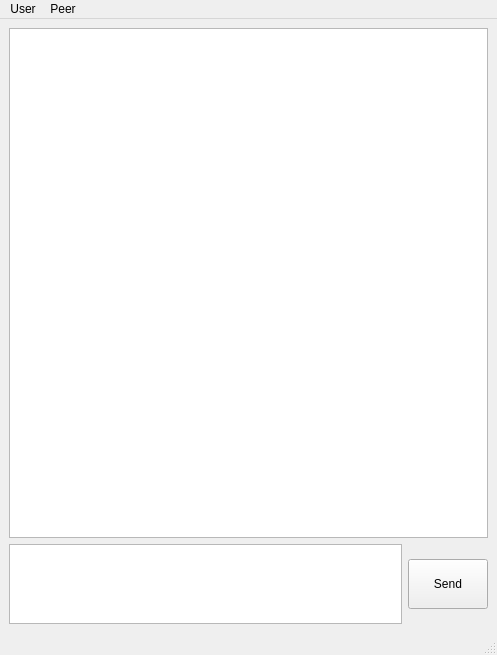
The window that chatwindow.ui (protu/kriptochat) describes before a commit, drawn with Qt 5.
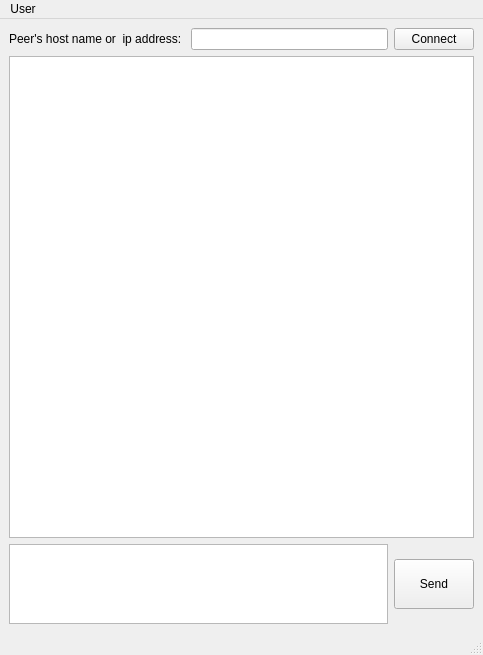
The same window after the commit.

Patch:
```diff
--- a/chatwindow.ui
+++ b/chatwindow.ui
@@ -6,7 +6,7 @@
    <rect>
     <x>0</x>
     <y>0</y>
-    <width>497</width>
+    <width>483</width>
     <height>655</height>
    </rect>
   </property>
@@ -15,29 +15,7 @@
   </property>
   <widget class="QWidget" name="centralwidget">
    <layout class="QGridLayout" name="gridLayout">
-    <item row="1" column="0">
-     <widget class="QPlainTextEdit" name="plainTextEditMessage">
-      <property name="minimumSize">
-       <size>
-        <width>300</width>
-        <height>80</height>
-       </size>
-      </property>
-      <property name="maximumSize">
-       <size>
-        <width>16777215</width>
-        <height>80</height>
-       </size>
-      </property>
-      <property name="baseSize">
-       <size>
-        <width>0</width>
-        <height>100</height>
-       </size>
-      </property>
-     </widget>
-    </item>
-    <item row="1" column="1">
+    <item row="2" column="2">
      <widget class="QPushButton" name="pushButtonSend">
       <property name="minimumSize">
        <size>
@@ -62,7 +40,24 @@
       </property>
      </widget>
     </item>
-    <item row="0" column="0" colspan="2">
+    <item row="0" column="1">
+     <widget class="QLineEdit" name="lineEditAddress"/>
+    </item>
+    <item row="0" column="0">
+     <widget class="QLabel" name="labelPeerHost">
+      <property name="text">
+       <string>Peer's host name or  ip address: </string>
+      </property>
+     </widget>
+    </item>
+    <item row="0" column="2">
+     <widget class="QPushButton" name="pushButtonConnect">
+      <property name="text">
+       <string>Connect</string>
+      </property>
+     </widget>
+    </item>
+    <item row="1" column="0" colspan="3">
      <widget class="QTextBrowser" name="textBrowserReceivedMessages">
       <property name="minimumSize">
        <size>
@@ -78,6 +73,28 @@
       </property>
      </widget>
     </item>
+    <item row="2" column="0" colspan="2">
+     <widget class="QPlainTextEdit" name="plainTextEditMessage">
+      <property name="minimumSize">
+       <size>
+        <width>300</width>
+        <height>80</height>
+       </size>
+      </property>
+      <property name="maximumSize">
+       <size>
+        <width>16777215</width>
+        <height>80</height>
+       </size>
+      </property>
+      <property name="baseSize">
+       <size>
+        <width>0</width>
+        <height>100</height>
+       </size>
+      </property>
+     </widget>
+    </item>
    </layout>
   </widget>
   <widget class="QMenuBar" name="menubar">
@@ -85,7 +102,7 @@
     <rect>
      <x>0</x>
      <y>0</y>
-     <width>497</width>
+     <width>483</width>
      <height>21</height>
     </rect>
    </property>
@@ -95,14 +112,7 @@
     </property>
     <addaction name="actionLogin"/>
    </widget>
-   <widget class="QMenu" name="menuPeer">
-    <property name="title">
-     <string>Peer</string>
-    </property>
-    <addaction name="actionConnect"/>
-   </widget>
    <addaction name="menuUser"/>
-   <addaction name="menuPeer"/>
   </widget>
   <widget class="QStatusBar" name="statusbar"/>
   <action name="actionLogin">
```
